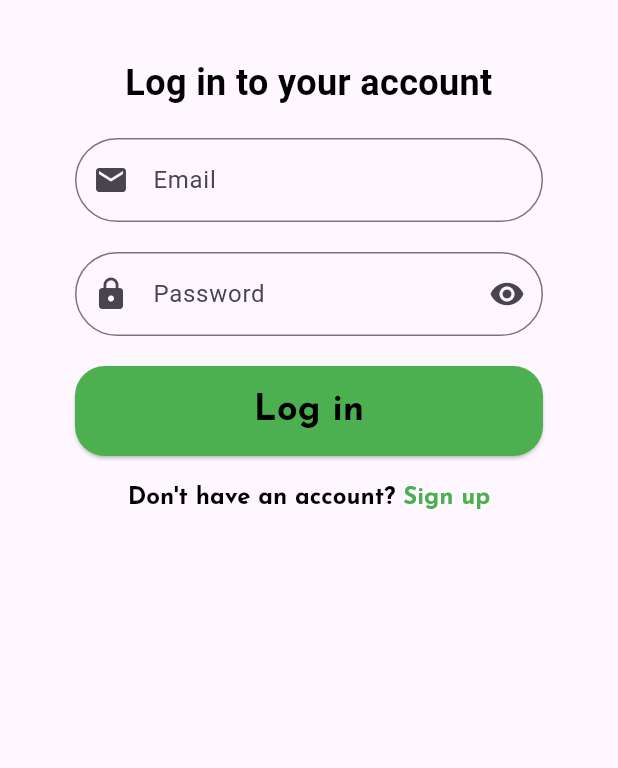
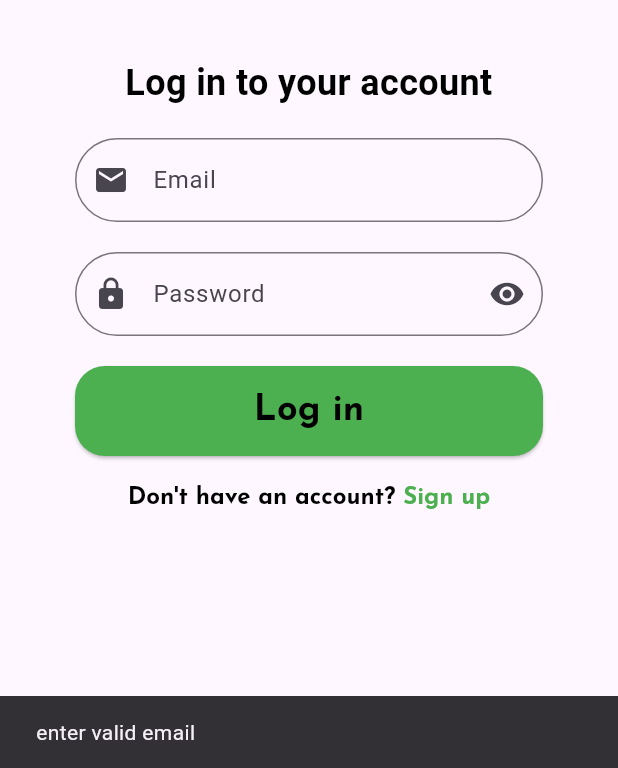
Before and after one commit to marknagy14/mini_chat_app, a Flutter app: the screen it shows after launch, after a tap on "Log in", on a phone screen of 412 x 824 dp, the part 468-1236 px from its top. Run offline on Flutter 3.47's test engine with Material 3 defaults, Android fonts, the phone set to English and light mode, and no system bars; our stand-ins replace animated_splash_screen, google_fonts, lottie.

Commit message:
fixed splash screen overflow, validators for email and password fields

```diff
--- a/lib/core/shared_widgets/default_textfield.dart
+++ b/lib/core/shared_widgets/default_textfield.dart
@@ -7,7 +7,7 @@ Widget defaultTextField({
 TextEditingController? controller,
 required TextInputType type,
 Function(String)? onChange,
-FormFieldValidator? validate,
+// FormFieldValidator? validate,
 String? label,
 String? hint,
 IconData? prefix,
@@ -21,7 +21,7 @@ bool? enable,
   controller: controller,
   keyboardType: type,
   onChanged: onChange,
-  validator: validate,
+  // validator: validate,
   decoration: InputDecoration(labelText: label,
     hintText: hint,
     prefixIcon: Icon(prefix),
--- a/lib/features/authentication/login/presentation/widgets/email_field.dart
+++ b/lib/features/authentication/login/presentation/widgets/email_field.dart
@@ -16,14 +16,6 @@ class EmailField extends StatelessWidget {
      hint: "Enter your email",
      label: "Email",
      prefix: Icons.email,
-     validate: (value) {
-       if(value!.isEmpty){
-        return "please enter valid email";
-       }
-       else{
-        return null;
-       }
-     },
     );
   }
 }
--- a/lib/features/authentication/login/presentation/widgets/login_body.dart
+++ b/lib/features/authentication/login/presentation/widgets/login_body.dart
@@ -48,12 +48,19 @@ class _LoginBodyState extends State<LoginBody> {
                     });
                   }),
               const SizedBox(height: 20),
-              const LoginButton(),
+               LoginButton(emailController: emailController, passwordController: passwordController,
+               onSuccess: () {
+                 // todo :Navigate to the home screen
+                  // Navigator.push(
+                  //   context,
+                  //   MaterialPageRoute(builder: (context) => HomeScreen()),
+                  // );
+               },
+              ),
               const SizedBox(height: 20),
               SignUpPrompt(
                 onSignUpTap: () {
                   // todo :Navigate to the sign-up screen
-                  print("navigate to sign up screen");
                   // Navigator.push(
                   //   context,
                   //   MaterialPageRoute(builder: (context) => SignUpScreen()),
--- a/lib/features/authentication/login/presentation/widgets/login_button.dart
+++ b/lib/features/authentication/login/presentation/widgets/login_button.dart
@@ -1,19 +1,36 @@
 import 'package:flutter/material.dart';
-import 'package:google_fonts/google_fonts.dart';
 import 'package:mini_chat_app/core/shared_widgets/custom_button.dart';
 import 'package:mini_chat_app/core/themes/color_app.dart';
 import 'package:mini_chat_app/core/themes/styles.dart';
 
 class LoginButton extends StatelessWidget {
-  const LoginButton({super.key});
+  final TextEditingController emailController;
+  final TextEditingController passwordController;
+  final VoidCallback onSuccess;
+
+  const LoginButton(
+      {super.key,
+      required this.emailController,
+      required this.passwordController,
+      required this.onSuccess});
 
   @override
   Widget build(BuildContext context) {
     return customButton(
         title: 'Log in',
         onPressed: () {
-          //todo:  navigate to next screen
-          print("navigate to home screen");
+          String msg = "";
+          if (!emailController.text.contains('@')) {
+            msg = "enter valid email";
+          } else if (passwordController.text.isEmpty) {
+            msg = "enter valid password";
+          } else {
+            onSuccess();
+          }
+          final snackBar = SnackBar(content: Text(msg));
+          (msg != "")
+              ? ScaffoldMessenger.of(context).showSnackBar(snackBar)
+              : null;
         },
         backgroundColor: ColorApp.primaryColor,
         style: Styles.textStyle36.copyWith(fontSize: 24),
@@ -21,4 +38,6 @@ class LoginButton extends StatelessWidget {
         height: 60,
         borderRadius: BorderRadius.circular(20));
   }
+
+
 }
--- a/lib/features/authentication/login/presentation/widgets/password_field.dart
+++ b/lib/features/authentication/login/presentation/widgets/password_field.dart
@@ -16,14 +16,6 @@ class PasswordField extends StatelessWidget {
      hint: "Enter your password",
      label: "Password",
      prefix: Icons.lock,
-     validate: (value) {
-       if(value!.isEmpty){
-        return "please enter valid password";
-       }
-       else{
-        return null;
-       }
-     },
      isObsecure: !isVisible,
     suffix: (!isVisible) ? Icons.visibility: Icons.visibility_off
     , pressed:toggleVisibility);
--- a/lib/features/onboarding/splash_screen.dart
+++ b/lib/features/onboarding/splash_screen.dart
@@ -13,13 +13,15 @@ class SplashScreen extends StatelessWidget {
 
   @override
   Widget build(BuildContext context) {
-    return  AnimatedSplashScreen(splash:
-      Column(mainAxisAlignment: MainAxisAlignment.center,
-        children: [
-          LottieBuilder.asset(AssetImages.logoAnimated),
-          const SizedBox(height: 60),
-          Text("Stay Connected!", style: Styles.textStyle24,)
-        ],
+    return AnimatedSplashScreen(splash:
+      SingleChildScrollView(
+        child: Column(mainAxisAlignment: MainAxisAlignment.center,
+          children: [
+            LottieBuilder.asset(AssetImages.logoAnimated),
+            const SizedBox(height: 60),
+            Text("Stay Connected!", style: Styles.textStyle24,)
+          ],
+        ),
       )
      , nextScreen:const LogInView(), splashIconSize: 500,);
   }
```
